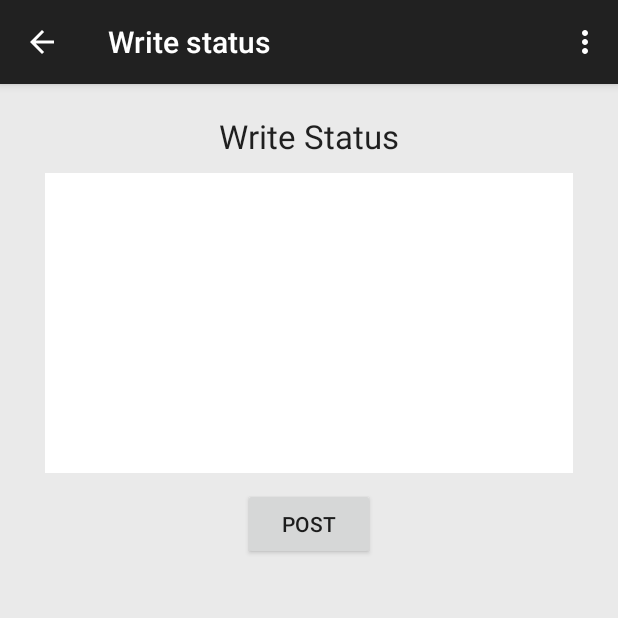
After one commit to alfredsamy/BestRead, an Android app: the WriteStatus screen opened directly, with no data from a screen before it, on a phone screen of 412 x 824 dp, the top half of it. The commit adds this screen. Run offline under Robolectric (Android 15) with nearby library versions, the phone set to English and light mode, and no system bars.

Commit message:
Add write status

```diff
--- a/app/src/main/java/com/bestread/app/bestread/UserFeed.java
+++ b/app/src/main/java/com/bestread/app/bestread/UserFeed.java
@@ -2,6 +2,7 @@ package com.bestread.app.bestread;
 
 import android.app.Activity;
 import android.content.Context;
+import android.content.Intent;
 import android.graphics.Bitmap;
 import android.graphics.BitmapFactory;
 import android.net.Uri;
@@ -59,7 +60,9 @@ public class UserFeed extends AppCompatActivity {
         int id = item.getItemId();
 
         //noinspection SimplifiableIfStatement
-        if (id == R.id.action_settings) {
+        if (id == R.id.writePost) {
+            Intent writeStatus = new Intent(this, WriteStatus.class);
+            startActivity(writeStatus);
             return true;
         }
 
--- /dev/null
+++ b/app/src/main/java/com/bestread/app/bestread/WriteStatus.java
@@ -0,0 +1,84 @@
+package com.bestread.app.bestread;
+
+import android.app.Activity;
+import android.content.Context;
+import android.graphics.Bitmap;
+import android.graphics.BitmapFactory;
+import android.net.Uri;
+import android.os.AsyncTask;
+import android.support.v7.app.AppCompatActivity;
+import android.os.Bundle;
+import android.util.Log;
+import android.view.LayoutInflater;
+import android.view.Menu;
+import android.view.MenuItem;
+import android.view.View;
+import android.view.ViewGroup;
+import android.widget.ArrayAdapter;
+import android.widget.Button;
+import android.widget.EditText;
+import android.widget.ImageView;
+import android.widget.ListView;
+import android.widget.ScrollView;
+import android.widget.TextView;
+import android.widget.Toast;
+
+import com.goodreads.api.v1.GoodreadsService;
+import com.goodreads.api.v1.Update;
+
+import java.io.InputStream;
+import java.text.SimpleDateFormat;
+import java.util.ArrayList;
+import java.util.List;
+
+public class WriteStatus extends AppCompatActivity {
+
+    @Override
+    protected void onCreate(Bundle savedInstanceState) {
+        super.onCreate(savedInstanceState);
+        setContentView(R.layout.write_status);
+    }
+
+    @Override
+    public boolean onCreateOptionsMenu(Menu menu) {
+        // Inflate the menu; this adds items to the action bar if it is present.
+        getMenuInflater().inflate(R.menu.menu_userfeeds, menu);
+        return true;
+    }
+
+    @Override
+    public boolean onOptionsItemSelected(MenuItem item) {
+        // Handle action bar item clicks here. The action bar will
+        // automatically handle clicks on the Home/Up button, so long
+        // as you specify a parent activity in AndroidManifest.xml.
+        int id = item.getItemId();
+
+        //noinspection SimplifiableIfStatement
+        if (id == R.id.action_settings) {
+            return true;
+        }
+
+        return super.onOptionsItemSelected(item);
+    }
+
+    public void postStatus(View view) {
+        EditText text = (EditText) findViewById(R.id.editText);
+        String comment = text.getText().toString();
+        if(comment.length() < 1){
+            Toast toast = Toast.makeText(getApplicationContext(), "You must write somthing first", Toast.LENGTH_LONG);
+            toast.show();
+        }
+        else{
+            SessionManager session = new SessionManager();
+            if(!session.postStatus(comment)){
+                Toast toast = Toast.makeText(getApplicationContext(), "Can't post", Toast.LENGTH_LONG);
+                toast.show();
+            }
+            else{
+                Toast toast = Toast.makeText(getApplicationContext(), "Post successfully", Toast.LENGTH_LONG);
+                toast.show();
+                finish();
+            }
+        }
+    }
+}
--- /dev/null
+++ b/app/src/main/res/layout/write_status.xml
@@ -0,0 +1,40 @@
+<?xml version="1.0" encoding="utf-8"?>
+<RelativeLayout xmlns:android="http://schemas.android.com/apk/res/android"
+    xmlns:tools="http://schemas.android.com/tools"
+    android:layout_width="match_parent"
+    android:layout_height="match_parent"
+    tools:context=".WriteStatus"
+    android:background="#eaeaea">
+
+    <TextView
+        android:id="@+id/textView3"
+        android:layout_width="wrap_content"
+        android:layout_height="wrap_content"
+        android:text="Write Status"
+        android:layout_marginTop="20dp"
+        android:textAppearance="?android:attr/textAppearanceLarge"
+        android:layout_alignParentTop="true"
+        android:layout_centerHorizontal="true" />
+
+    <EditText
+        android:layout_width="match_parent"
+        android:layout_height="200dp"
+        android:id="@+id/editText"
+        android:layout_below="@+id/textView3"
+        android:layout_marginTop="10dp"
+        android:layout_marginLeft="30dp"
+        android:layout_marginRight="30dp"
+        android:layout_centerHorizontal="true"
+        android:background="#ffffff" />
+
+    <Button
+        android:layout_width="wrap_content"
+        android:layout_height="wrap_content"
+        android:text="Post"
+        android:id="@+id/button3"
+        android:layout_below="@+id/editText"
+        android:layout_marginTop="10dp"
+        android:layout_centerHorizontal="true"
+        android:clickable="true"
+        android:onClick="postStatus"/>
+</RelativeLayout>
--- a/app/src/main/res/menu/menu_userfeeds.xml
+++ b/app/src/main/res/menu/menu_userfeeds.xml
@@ -3,9 +3,9 @@
     xmlns:tools="http://schemas.android.com/tools"
     tools:context="com.bestread.app.bestread.UserFeed">
     <item
-        android:id="@+id/action_settings"
+        android:id="@+id/writePost"
         android:orderInCategory="100"
-        android:title="@string/action_settings"
+        android:title="Write Status"
         app:showAsAction="never" />
     <item
         android:id="@+id/Search"
```
Also changed, not shown: app/src/main/AndroidManifest.xml (+6 -1 lines), app/src/main/java/com/bestread/app/bestread/SessionManager.java (+10 -0 lines), app/src/main/java/com/goodreads/api/v1/GoodreadsService.java (+22 -18 lines).
